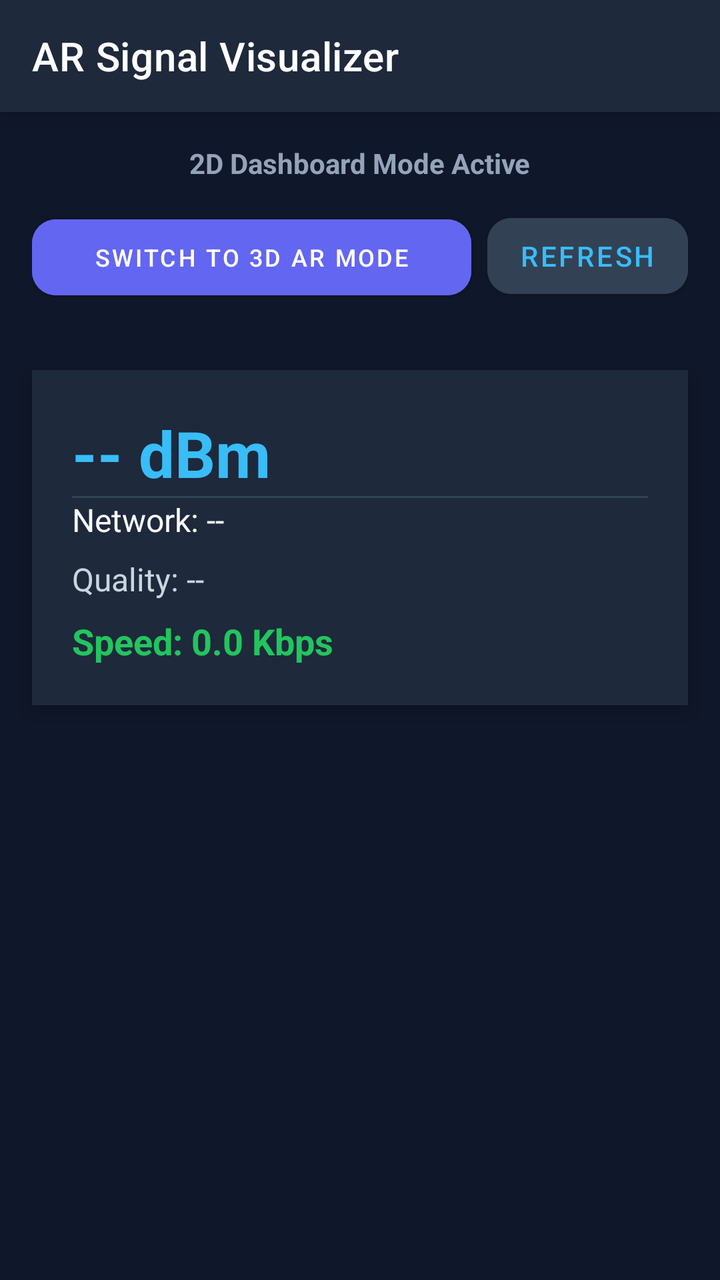
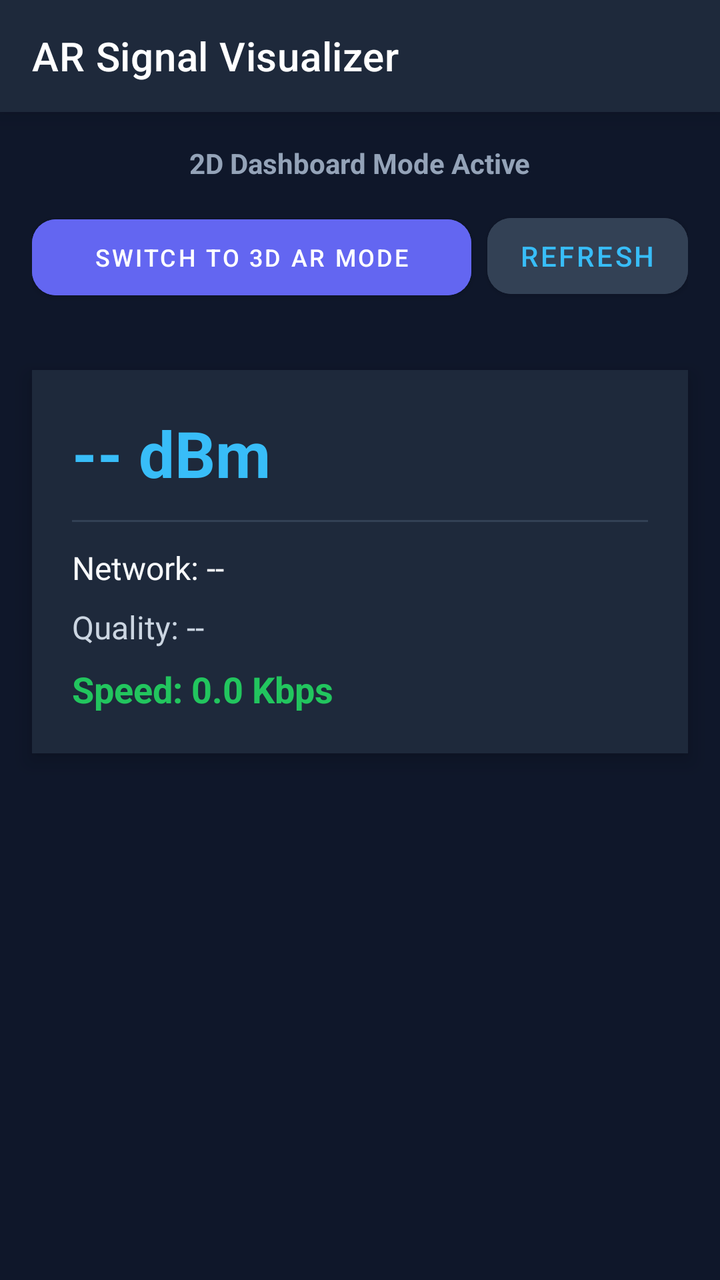

Screens rendered from an Android XML layout before and after an edit, with the pre-edit source and the edit as a unified diff.
<!-- AndroidManifest.xml: application theme Theme.MaterialComponents.DayNight.NoActionBar -->
<!-- res/layout/activity_main.xml -->
<?xml version="1.0" encoding="utf-8"?>
<RelativeLayout xmlns:android="http://schemas.android.com/apk/res/android"
    xmlns:app="http://schemas.android.com/apk/res-auto"
    android:layout_width="match_parent"
    android:layout_height="match_parent"
    android:background="#0F172A"> 

    
    <androidx.appcompat.widget.Toolbar
        android:id="@+id/toolbar"
        android:layout_width="match_parent"
        android:layout_height="?attr/actionBarSize"
        android:background="#1E293B"
        android:elevation="8dp"
        app:title="AR Signal Visualizer"
        app:titleTextColor="#FFFFFF" />

    
    <LinearLayout
        android:id="@+id/controlHeader"
        android:layout_width="match_parent"
        android:layout_height="wrap_content"
        android:layout_below="@id/toolbar"
        android:orientation="vertical"
        android:padding="16dp">

        <TextView
            android:id="@+id/statusText"
            android:layout_width="wrap_content"
            android:layout_height="wrap_content"
            android:layout_gravity="center"
            android:text="2D Dashboard Mode Active"
            android:textColor="#94A3B8"
            android:textSize="14sp"
            android:textStyle="bold" />

        <Button
            android:id="@+id/permissionButton"
            android:layout_width="match_parent"
            android:layout_height="wrap_content"
            android:layout_marginTop="8dp"
            android:backgroundTint="#EF4444"
            android:text="Grant Permissions"
            android:textColor="#FFFFFF"
            android:visibility="gone" />

        <LinearLayout
            android:layout_width="match_parent"
            android:layout_height="wrap_content"
            android:layout_marginTop="12dp"
            android:orientation="horizontal">

            <Button
                android:id="@+id/modeSwitchButton"
                android:layout_width="0dp"
                android:layout_height="50dp"
                android:layout_weight="1"
                android:backgroundTint="#6366F1"
                android:text="SWITCH TO 3D AR MODE"
                android:textColor="#FFFFFF"
                android:textSize="12sp"
                app:cornerRadius="12dp" />

            <Button
                android:id="@+id/refreshButton"
                android:layout_width="wrap_content"
                android:layout_height="50dp"
                android:layout_marginStart="8dp"
                android:backgroundTint="#334155"
                android:text="Refresh"
                android:textColor="#38BDF8"
                app:cornerRadius="12dp" />
        </LinearLayout>
    </LinearLayout>

    
    <LinearLayout
        android:id="@+id/container2D"
        android:layout_width="match_parent"
        android:layout_height="wrap_content"
        android:layout_below="@id/controlHeader"
        android:layout_margin="16dp"
        android:background="#1E293B"
        android:elevation="6dp"
        android:orientation="vertical"
        android:padding="20dp">

        <TextView
            android:id="@+id/signalText2D"
            android:layout_width="wrap_content"
            android:layout_height="wrap_content"
            android:text="-- dBm"
            android:textColor="#38BDF8"
            android:textSize="32sp"
            android:textStyle="bold" />

        <View
            android:layout_width="match_parent"
            android:layout_height="1dp"
            android:layout_my="12dp"
            android:background="#334155" />

        <TextView
            android:id="@+id/networkText2D"
            android:layout_width="wrap_content"
            android:layout_height="wrap_content"
            android:text="Network: --"
            android:textColor="#F8FAFC"
            android:textSize="16sp" />

        <TextView
            android:id="@+id/qualityText2D"
            android:layout_width="wrap_content"
            android:layout_height="wrap_content"
            android:layout_marginTop="8dp"
            android:text="Quality: --"
            android:textColor="#CBD5E1"
            android:textSize="16sp" />

        <TextView
            android:id="@+id/speedText2D"
            android:layout_width="wrap_content"
            android:layout_height="wrap_content"
            android:layout_marginTop="8dp"
            android:text="Speed: 0.0 Kbps"
            android:textColor="#22C55E"
            android:textSize="18sp"
            android:textStyle="bold" />
    </LinearLayout>

    
    <FrameLayout
        android:id="@+id/arContainer"
        android:layout_width="match_parent"
        android:layout_height="match_parent"
        android:layout_below="@id/controlHeader"
        android:visibility="gone">

        
        <LinearLayout
            android:id="@+id/arOverlayCard"
            android:layout_width="match_parent"
            android:layout_height="wrap_content"
            android:layout_gravity="top|center_horizontal"
            android:layout_margin="16dp"
            android:background="#CC0F172A"
            android:orientation="vertical"
            android:padding="16dp">

            <TextView
                android:id="@+id/signalText"
                android:layout_width="wrap_content"
                android:layout_height="wrap_content"
                android:text="-- dBm"
                android:textColor="#38BDF8"
                android:textSize="26sp"
                android:textStyle="bold" />

            <TextView
                android:id="@+id/networkText"
                android:layout_width="wrap_content"
                android:layout_height="wrap_content"
                android:layout_marginTop="4dp"
                android:text="Network: --"
                android:textColor="#FFFFFF"
                android:textSize="14sp" />

            <TextView
                android:id="@+id/qualityText"
                android:layout_width="wrap_content"
                android:layout_height="wrap_content"
                android:layout_marginTop="2dp"
                android:text="Quality: --"
                android:textColor="#E2E8F0"
                android:textSize="14sp" />

            <TextView
                android:id="@+id/speedText"
                android:layout_width="wrap_content"
                android:layout_height="wrap_content"
                android:layout_marginTop="2dp"
                android:text="Speed: 0.0 Kbps"
                android:textColor="#22C55E"
                android:textSize="15sp"
                android:textStyle="bold" />
        </LinearLayout>
    </FrameLayout>

</RelativeLayout>
<!-- resources referenced by this layout -->
<resources>

</resources>

<!-- the commit's change to res/layout/activity_main.xml (unified diff, before → after) -->
@@ -3,7 +3,7 @@
     xmlns:app="http://schemas.android.com/apk/res-auto"
     android:layout_width="match_parent"
     android:layout_height="match_parent"
-    android:background="#0F172A"> 
+    android:background="#0F172A">
 
     
     <androidx.appcompat.widget.Toolbar
@@ -94,10 +94,11 @@
             android:textSize="32sp"
             android:textStyle="bold" />
 
+        
         <View
             android:layout_width="match_parent"
             android:layout_height="1dp"
-            android:layout_my="12dp"
+            android:layout_marginVertical="12dp"
             android:background="#334155" />
 
         <TextView
